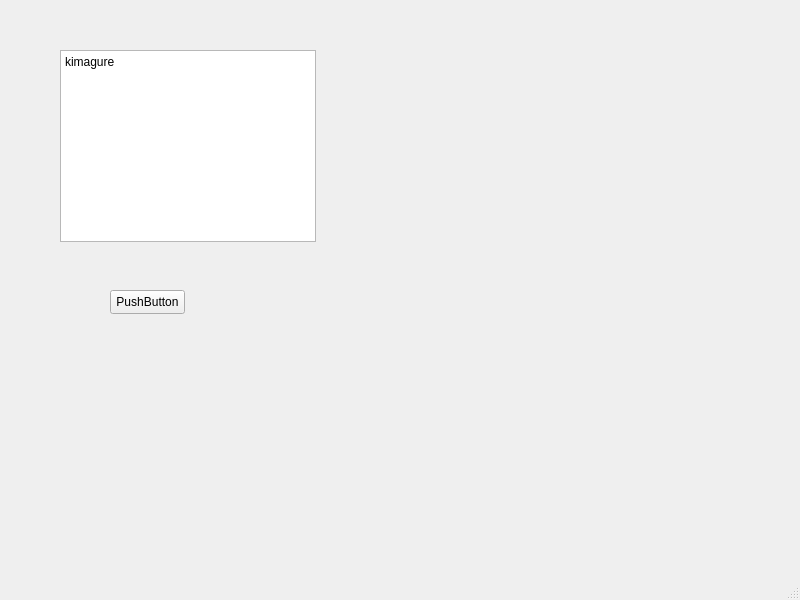
Kimagure7/ChattingBot, file GUI/untitled.ui: the form before one commit.
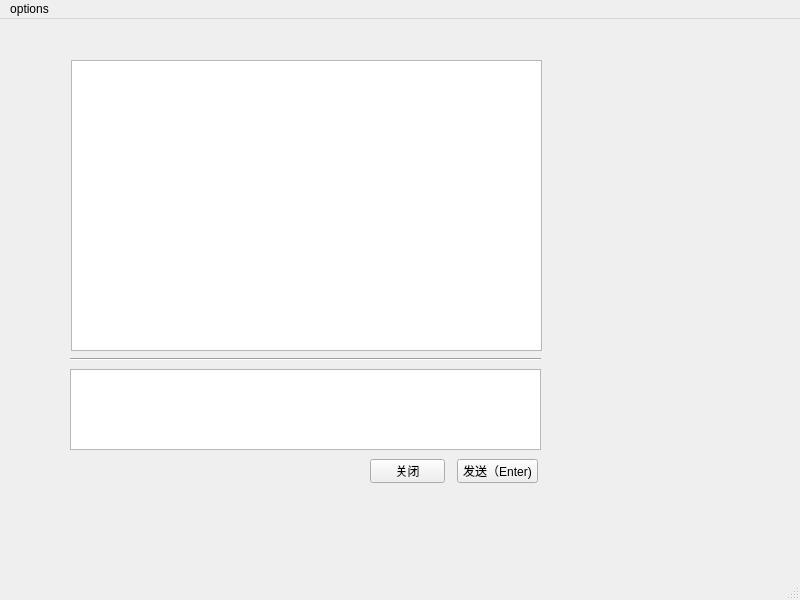
The form after the commit.

```diff
--- a/GUI/untitled.ui
+++ b/GUI/untitled.ui
@@ -17,31 +17,60 @@
    <widget class="QPushButton" name="pushButton">
     <property name="geometry">
      <rect>
-      <x>110</x>
-      <y>290</y>
+      <x>457</x>
+      <y>440</y>
+      <width>81</width>
+      <height>24</height>
+     </rect>
+    </property>
+    <property name="text">
+     <string>发送（Enter)</string>
+    </property>
+   </widget>
+   <widget class="QTextBrowser" name="OutputText">
+    <property name="geometry">
+     <rect>
+      <x>71</x>
+      <y>41</y>
+      <width>471</width>
+      <height>291</height>
+     </rect>
+    </property>
+   </widget>
+   <widget class="QTextEdit" name="InputText">
+    <property name="geometry">
+     <rect>
+      <x>70</x>
+      <y>350</y>
+      <width>471</width>
+      <height>81</height>
+     </rect>
+    </property>
+   </widget>
+   <widget class="Line" name="line">
+    <property name="geometry">
+     <rect>
+      <x>70</x>
+      <y>330</y>
+      <width>471</width>
+      <height>21</height>
+     </rect>
+    </property>
+    <property name="orientation">
+     <enum>Qt::Horizontal</enum>
+    </property>
+   </widget>
+   <widget class="QPushButton" name="close">
+    <property name="geometry">
+     <rect>
+      <x>370</x>
+      <y>440</y>
       <width>75</width>
       <height>24</height>
      </rect>
     </property>
     <property name="text">
-     <string>PushButton</string>
-    </property>
-   </widget>
-   <widget class="QTextBrowser" name="textBrowser">
-    <property name="geometry">
-     <rect>
-      <x>60</x>
-      <y>50</y>
-      <width>256</width>
-      <height>192</height>
-     </rect>
-    </property>
-    <property name="html">
-     <string>&lt;!DOCTYPE HTML PUBLIC &quot;-//W3C//DTD HTML 4.0//EN&quot; &quot;http://www.w3.org/TR/REC-html40/strict.dtd&quot;&gt;
-&lt;html&gt;&lt;head&gt;&lt;meta name=&quot;qrichtext&quot; content=&quot;1&quot; /&gt;&lt;meta charset=&quot;utf-8&quot; /&gt;&lt;style type=&quot;text/css&quot;&gt;
-p, li { white-space: pre-wrap; }
-&lt;/style&gt;&lt;/head&gt;&lt;body style=&quot; font-family:'Microsoft YaHei UI'; font-size:9pt; font-weight:400; font-style:normal;&quot;&gt;
-&lt;p style=&quot; margin-top:0px; margin-bottom:0px; margin-left:0px; margin-right:0px; -qt-block-indent:0; text-indent:0px;&quot;&gt;kimagure&lt;/p&gt;&lt;/body&gt;&lt;/html&gt;</string>
+     <string>关闭</string>
     </property>
    </widget>
   </widget>
@@ -54,6 +83,21 @@
      <height>22</height>
     </rect>
    </property>
+   <widget class="QMenu" name="options">
+    <property name="title">
+     <string>options</string>
+    </property>
+    <widget class="QMenu" name="mode">
+     <property name="title">
+      <string>mode</string>
+     </property>
+     <addaction name="basic"/>
+     <addaction name="DeepLearning"/>
+     <addaction name="API"/>
+    </widget>
+    <addaction name="mode"/>
+   </widget>
+   <addaction name="options"/>
   </widget>
   <widget class="QStatusBar" name="statusbar"/>
  </widget>
```
Left out of the diff: 96 changed lines with no effect on the pictures.
